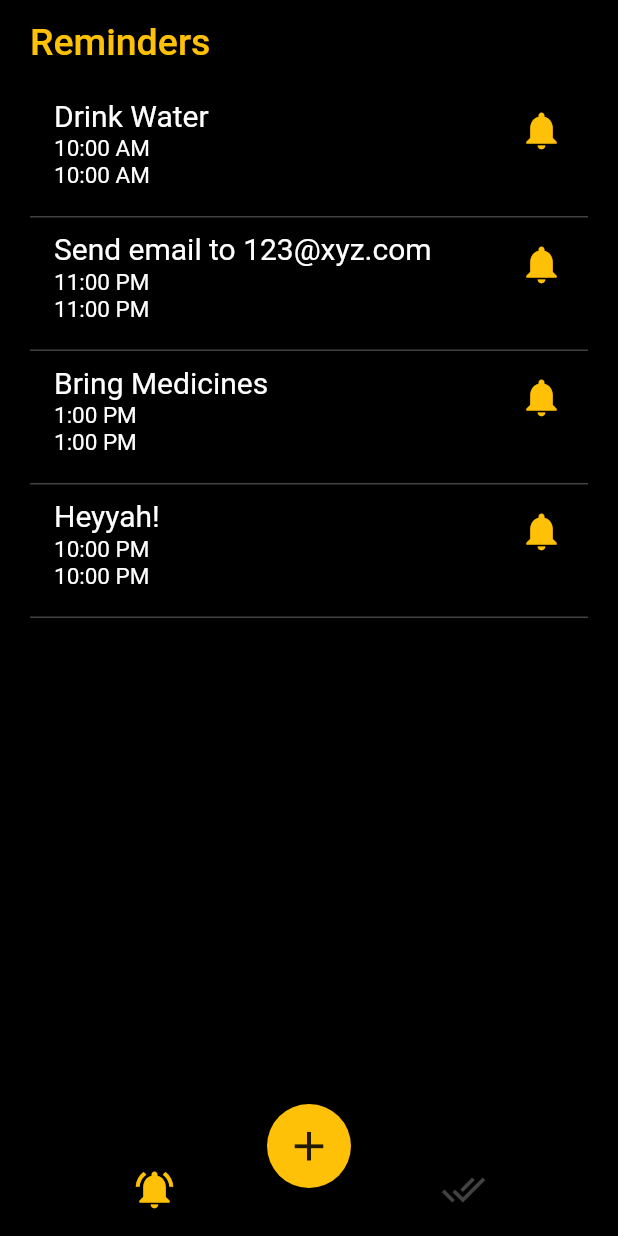
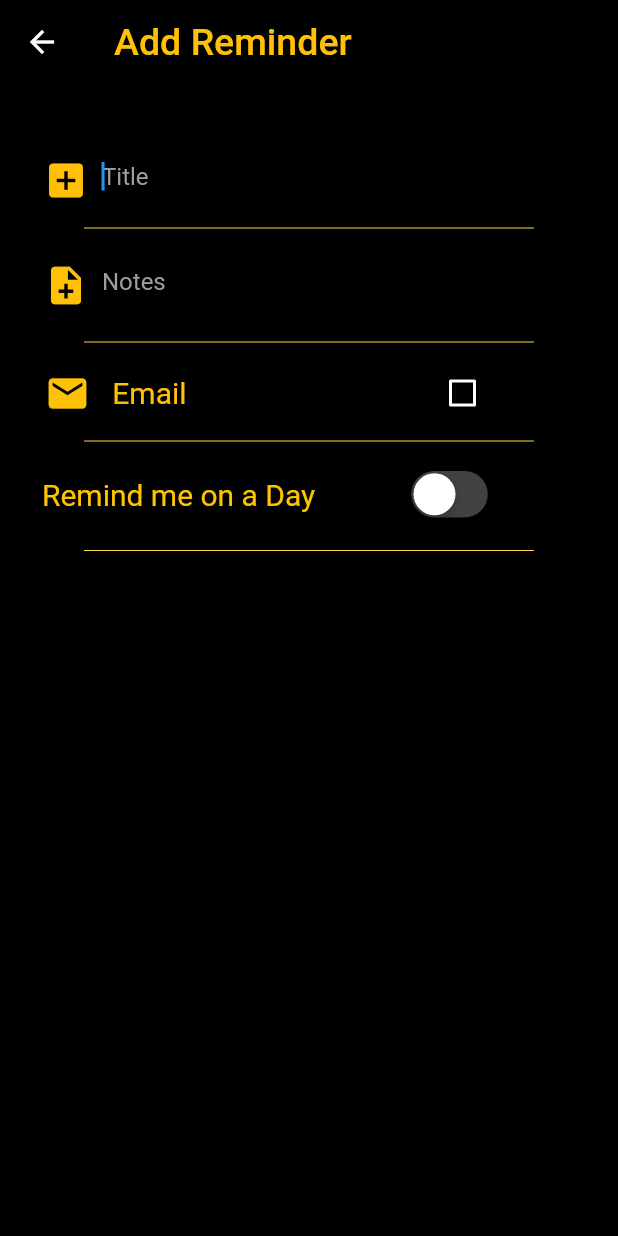
Before and after one commit to bx0709/reminder_app, a Flutter app: the screen it shows after launch, after a tap on the "add" icon, on a phone screen of 412 x 824 dp. Run offline on Flutter 3.47's test engine with Material 2 defaults, Android fonts, the phone set to English and light mode, and no system bars.

Commit message:
pages binded and made scrollable add page

```diff
--- /dev/null
+++ b/lib/Pages/Add_Reminder.dart
@@ -0,0 +1,413 @@
+import 'dart:io';
+// import 'dart:js';
+// import 'package:camera/camera.dart';
+import 'package:flutter/material.dart';
+import 'package:flutter/widgets.dart';
+import 'package:flutter/cupertino.dart';
+import '../Functionality/conditional_builder.dart';
+import '../main.dart';
+
+// List<CameraDescription> cameras;
+
+enum repeat_list { Daily, Weekly, Monthly, Yearly }
+
+class Add_Reminder extends StatefulWidget {
+  @override
+  _Add_ReminderState createState() => _Add_ReminderState();
+}
+
+class _Add_ReminderState extends State<Add_Reminder> {
+  //all variables used are defined here
+  String title = '';
+  String notes = '';
+  bool repeat_on = false;
+  bool isSwitched = false;
+  bool isTime = false;
+  DateTime _dateTime = DateTime.now();
+  DateTime time = null;
+  bool email = false;
+  String repeat = '';
+  // DateTime now = new DateTime.now();
+  DateTime date = DateTime.now().subtract(Duration(days: 1));
+  @override
+  Widget build(BuildContext context) {
+    return Scaffold(
+      resizeToAvoidBottomInset: false,
+      backgroundColor: Colors.black,
+      //AppBar
+      appBar: AppBar(
+        backgroundColor: Colors.black,
+        title: Text(
+          'Add Reminder',
+          style: TextStyle(
+            fontSize: 25,
+            color: Colors.amber,
+          ),
+        ),
+        titleSpacing: 20,
+      ),
+      body: ListView(
+        children: [
+          Container(
+            child: Column(
+              children: <Widget>[
+                SizedBox(
+                  height: 20.0,
+                ),
+                //First Text Field to input title
+                Padding(
+                  padding: const EdgeInsets.fromLTRB(12.0, 12.0, 12.0, 0.0),
+                  child: Card(
+                    margin: EdgeInsets.fromLTRB(8.0, 8.0, 8.0, 0.0),
+                    color: Colors.transparent,
+                    child: TextField(
+                      style: TextStyle(color: Colors.white),
+                      textCapitalization: TextCapitalization.sentences,
+                      autofocus: true,
+                      maxLines: 2,
+                      minLines: 1,
+                      enableInteractiveSelection: true,
+                      enableSuggestions: true,
+                      decoration: InputDecoration(
+                        prefixIcon: Icon(
+                          Icons.add_box,
+                          color: Colors.amber,
+                          size: 30.0,
+                        ),
+                        hintText: 'Title',
+                        hintStyle: TextStyle(color: Colors.grey),
+                        border: InputBorder.none,
+                        focusColor: Colors.amber,
+                      ),
+                      onChanged: (String str) {
+                        setState(() {
+                          title = str;
+                        });
+                      },
+                    ),
+                  ),
+                ),
+                SizedBox(
+                  width: 300.0,
+                  child: Divider(
+                    color: Colors.amberAccent,
+                  ),
+                ),
+                //Second text field to input notes
+                Padding(
+                  padding: const EdgeInsets.fromLTRB(12.0, 4.0, 12.0, 4.0),
+                  child: Card(
+                    margin: EdgeInsets.fromLTRB(8.0, 2.0, 8.0, 2.0),
+                    color: Colors.transparent,
+                    child: TextField(
+                      style: TextStyle(color: Colors.white),
+                      textCapitalization: TextCapitalization.sentences,
+                      keyboardType: TextInputType.multiline,
+                      maxLines: 3,
+                      minLines: 1,
+                      autofocus: true,
+                      enableInteractiveSelection: true,
+                      enableSuggestions: true,
+                      decoration: InputDecoration(
+                        prefixIcon: Icon(
+                          Icons.note_add,
+                          color: Colors.amber,
+                          size: 30.0,
+                        ),
+                        hintText: 'Notes',
+                        hintStyle: TextStyle(color: Colors.grey),
+                        border: InputBorder.none,
+                        focusColor: Colors.white,
+                      ),
+                      onChanged: (String str) {
+                        setState(() {
+                          notes = str;
+                        });
+                      },
+                    ),
+                  ),
+                ),
+                SizedBox(
+                  width: 300.0,
+                  child: Divider(
+                    color: Colors.amberAccent,
+                  ),
+                ),
+                Row(
+                  children: <Widget>[
+                    Container(
+                      margin: EdgeInsets.fromLTRB(8.0, 2.0, 8.0, 0.0),
+                      padding: EdgeInsets.only(left: 12.0),
+                      alignment: Alignment.topLeft,
+                      child: Row(
+                        children: <Widget>[
+                          Padding(
+                            padding: const EdgeInsets.only(left: 10.0),
+                            child: Icon(
+                              Icons.email,
+                              color: Colors.amber,
+                              size: 30.0,
+                            ),
+                          ),
+                          Text(
+                            '   Email',
+                            style: TextStyle(
+                              color: Colors.amber,
+                              fontSize: 20.0,
+                            ),
+                          ),
+                          Container(
+                            margin: EdgeInsets.only(left: 160),
+                            color: Colors.transparent,
+                            child: Theme(
+                              data: Theme.of(context).copyWith(
+                                unselectedWidgetColor: Colors.white,
+                              ),
+                              child: Checkbox(
+                                value: email,
+                                activeColor: Colors.amber,
+                                onChanged: (bool value) {
+                                  setState(() {
+                                    email = value;
+                                  });
+                                  // print(email);
+                                },
+                              ),
+                            ),
+                          ),
+                        ],
+                      ),
+                    ),
+                  ],
+                ),
+                SizedBox(
+                  width: 300.0,
+                  child: Divider(
+                    color: Colors.amberAccent,
+                  ),
+                ),
+                //following container contains the Remind me on a day function
+                Container(
+                  margin: EdgeInsets.fromLTRB(8.0, 8.0, 8.0, 10.0),
+                  padding: EdgeInsets.only(left: 20.0),
+                  alignment: Alignment.topLeft,
+                  child: Row(
+                    children: <Widget>[
+                      Text(
+                        'Remind me on a Day',
+                        style: TextStyle(
+                          fontSize: 20.0,
+                          color: Colors.amberAccent.shade400,
+                        ),
+                      ),
+                      Container(
+                        padding: EdgeInsets.only(left: 60),
+                        child: CupertinoSwitch(
+                          value: isSwitched,
+                          // inactiveThumbColor: Colors.white,
+                          // inactiveTrackColor: Colors.grey.shade300,
+                          onChanged: (value) {
+                            setState(() {
+                              isSwitched = value;
+                            });
+                          },
+                          // activeTrackColor: Colors.lightBlueAccent.shade200,
+                          trackColor: Colors.grey.shade800,
+                          activeColor: Colors.amber.shade500,
+                        ),
+                      ),
+                    ],
+                  ),
+                ),
+                SizedBox(
+                  width: 300.0,
+                  child: Divider(
+                    color: Colors.amberAccent,
+                  ),
+                ),
+                ConditionalBuilder(
+                  condition: isSwitched && isTime,
+                  builder: (context) {
+                    return Container(
+                      padding:
+                          EdgeInsets.symmetric(vertical: 5.0, horizontal: 12.0),
+                      child: SizedBox(
+                        height: 170.0,
+                        width: 700.0,
+                        child: CupertinoTheme(
+                          data: CupertinoThemeData(
+                            textTheme: CupertinoTextThemeData(
+                              dateTimePickerTextStyle:
+                                  TextStyle(fontSize: 16, color: Colors.white),
+                            ),
+                          ),
+                          child: CupertinoDatePicker(
+                            backgroundColor: Colors.black,
+                            initialDateTime: _dateTime,
+                            use24hFormat: true,
+                            // mode: CupertinoDatePickerMode.time,
+                            onDateTimeChanged: (dateTime) {
+                              setState(() {
+                                _dateTime = dateTime;
+                              });
+                              // print(time);
+                            },
+                          ),
+                        ),
+                      ),
+                    );
+                  },
+                ),
+                ConditionalBuilder(
+                  condition: isSwitched && !isTime,
+                  builder: (context) {
+                    return Container(
+                      padding:
+                          EdgeInsets.symmetric(vertical: 5.0, horizontal: 12.0),
+                      // margin: EdgeInsets.all(8.0),
+                      child: SizedBox(
+                        height: 170.0,
+                        width: 700.0,
+                        child: CupertinoTheme(
+                          data: CupertinoThemeData(
+                            textTheme: CupertinoTextThemeData(
+                              dateTimePickerTextStyle:
+                                  TextStyle(fontSize: 16, color: Colors.white),
+                            ),
+                          ),
+                          child: CupertinoDatePicker(
+                            backgroundColor: Colors.black,
+                            initialDateTime: DateTime.now(),
+                            mode: CupertinoDatePickerMode.date,
+                            onDateTimeChanged: (dateTime) {
+                              setState(() {
+                                _dateTime = dateTime;
+                                // date = dateTime;
+                              });
+                              // print(_dateTime);
+                            },
+                          ),
+                        ),
+                      ),
+                    );
+                  },
+                ),
+                ConditionalBuilder(
+                  condition: isSwitched,
+                  builder: (context) {
+                    return Container(
+                      padding:
+                          EdgeInsets.symmetric(vertical: 5.0, horizontal: 20.0),
+                      // margin: EdgeInsets.all(8.0),
+                      child: Column(
+                        children: <Widget>[
+                          SizedBox(
+                            width: 300.0,
+                            child: Divider(
+                              color: Colors.amberAccent,
+                            ),
+                          ),
+                          Row(
+                            children: <Widget>[
+                              Container(
+                                margin:
+                                    EdgeInsets.fromLTRB(8.0, 16.0, 8.0, 10.0),
+                                // padding: EdgeInsets.only(left: 12.0),
+                                alignment: Alignment.topLeft,
+                                child: Text(
+                                  'Remind me on a Time',
+                                  style: TextStyle(
+                                    fontSize: 20.0,
+                                    color: Colors.amberAccent.shade400,
+                                  ),
+                                ),
+                              ),
+                              Container(
+                                padding: EdgeInsets.only(left: 40),
+                                child: CupertinoSwitch(
+                                  value: isTime,
+                                  // inactiveThumbColor: Colors.white,
+                                  // inactiveTrackColor: Colors.grey.shade300,
+                                  onChanged: (value) {
+                                    setState(() {
+                                      isTime = value;
+                                    });
+                                  },
+                                  // activeTrackColor: Colors.lightBlueAccent.shade200,
+                                  activeColor: Colors.amber.shade500,
+                                  trackColor: Colors.grey.shade800,
+                                ),
+                              ),
+                            ],
+                          ),
+                          SizedBox(
+                            width: 300.0,
+                            child: Divider(
+                              color: Colors.amberAccent,
+                            ),
+                          ),
+                          Row(
+                            children: <Widget>[
+                              Padding(
+                                padding: const EdgeInsets.only(left: 8.0),
+                                child: Icon(
+                                  Icons.repeat,
+                                  size: 30.0,
+                                  color: Colors.amber,
+                                ),
+                              ),
+                              Padding(
+                                padding: const EdgeInsets.all(8.0),
+                                child: Text(
+                                  'Repeat',
+                                  style: TextStyle(
+                                    color: Colors.amber,
+                                    fontSize: 20.0,
+                                  ),
+                                ),
+                              ),
+                              Padding(
+                                padding: EdgeInsets.only(
+                                  left: 145,
+                                ),
+                                child: IconButton(
+                                    icon: Icon(
+                                      Icons.arrow_drop_down,
+                                      color: Colors.white,
+                                      size: 30.0,
+                                    ),
+                                    onPressed: () {
+                                      print(_dateTime);
+                                    }),
+                              ),
+                            ],
+                          ),
+                        ],
+                      ),
+                    );
+                  },
+                ),
+              ],
+            ),
+          ),
+        ],
+      ),
+    );
+  }
+}
+
+//following button was added to just check
+//the working of the app
+// FlatButton(
+//   onPressed: () {
+//     print(title);
+//   },
+//   child: Text(
+//     'Save Reminder',
+//     style: TextStyle(
+//       color: Colors.white,
+//       fontSize: 20.0,
+//       fontWeight: FontWeight.bold,
+//     ),
+//   ),
+// ),
--- a/lib/Pages/Reminders.dart
+++ b/lib/Pages/Reminders.dart
@@ -1,34 +1,31 @@
 import 'package:flutter/cupertino.dart';
 import 'package:flutter/material.dart';
 import 'package:flutter/widgets.dart';
+import '../main.dart';
 
 class Reminder {
   String msg;
   String time;
   bool enabled = true;
-  Reminder(String msg,String time){
+  Reminder(String msg, String time) {
     this.msg = msg;
     this.time = time;
   }
 }
-List<Reminder> reminders = <Reminder> [Reminder('Drink Water','10:00 AM'),
+
+List<Reminder> reminders = <Reminder>[
+  Reminder('Drink Water', '10:00 AM'),
   Reminder('Send email to 123@xyz.com', '11:00 PM'),
-  Reminder('Bring Medicines','1:00 PM'),
-  Reminder('Heyyah!', '10:00 PM')];
-
-
-
-
-
+  Reminder('Bring Medicines', '1:00 PM'),
+  Reminder('Heyyah!', '10:00 PM')
+];
 
 class Reminders extends StatefulWidget {
-
   @override
   _ReminderAppState createState() => _ReminderAppState();
 }
 
 class _ReminderAppState extends State<Reminders> {
-
   int _selectedIndex = 0;
 
   void _onItemTapped(int index) {
@@ -39,17 +36,15 @@ class _ReminderAppState extends State<Reminders> {
 
   @override
   Widget build(BuildContext context) {
-
-    List<Widget> body = <Widget> [
+    List<Widget> body = <Widget>[
       ListView.builder(
         padding: EdgeInsets.fromLTRB(20, 0, 20, 0),
         itemCount: reminders.length,
         itemBuilder: (context, index) {
           return Container(
-            decoration: BoxDecoration( //                    <-- BoxDecoration
-              border: Border(bottom: BorderSide(
-                  color: Colors.grey[800]
-              )),
+            decoration: BoxDecoration(
+              //                    <-- BoxDecoration
+              border: Border(bottom: BorderSide(color: Colors.grey[800])),
             ),
             child: Dismissible(
               direction: DismissDirection.horizontal,
@@ -65,8 +60,7 @@ class _ReminderAppState extends State<Reminders> {
                         color: Colors.red,
                       ),
                     ],
-                  )
-              ),
+                  )),
               secondaryBackground: Container(
                   color: Colors.grey[900],
                   child: Row(
@@ -79,43 +73,35 @@ class _ReminderAppState extends State<Reminders> {
                       ),
                       SizedBox(width: 20),
                     ],
-                  )
-              ),
+                  )),
               key: UniqueKey(),
               onDismissed: (direction) {
                 if (direction == DismissDirection.startToEnd) {
                   setState(() {
                     reminders.removeAt(index);
                   });
-                  Scaffold
-                      .of(context)
-                      .showSnackBar(
+                  Scaffold.of(context).showSnackBar(
                       SnackBar(content: Text("Reminder deleted")));
                 } else {
                   setState(() {
                     //reminder shifted from active to completed
-                    Scaffold
-                        .of(context)
-                        .showSnackBar(SnackBar(content: Text(
-                        "Reminder shifted to completed")));
+                    Scaffold.of(context).showSnackBar(SnackBar(
+                        content: Text("Reminder shifted to completed")));
                   });
                 }
               },
               child: ListTile(
-                title: Text(
-                    reminders[index].msg,
+                title: Text(reminders[index].msg,
                     style: TextStyle(
                       fontSize: 20,
                       color: Colors.white,
-                    )
-                ),
-                subtitle: Text(
-                    "${reminders[index].time} \n${reminders[index].time}",
+                    )),
+                subtitle:
+                    Text("${reminders[index].time} \n${reminders[index].time}",
                         style: TextStyle(
                           fontSize: 15,
                           color: Colors.white,
-                    )
-                ),
+                        )),
                 //dense: true,
                 isThreeLine: true,
 
@@ -134,10 +120,9 @@ class _ReminderAppState extends State<Reminders> {
         itemCount: reminders.length,
         itemBuilder: (context, index) {
           return Container(
-            decoration: BoxDecoration( //                    <-- BoxDecoration
-              border: Border(bottom: BorderSide(
-                  color: Colors.grey[800]
-              )),
+            decoration: BoxDecoration(
+              //                    <-- BoxDecoration
+              border: Border(bottom: BorderSide(color: Colors.grey[800])),
             ),
             child: Dismissible(
               direction: DismissDirection.startToEnd,
@@ -153,34 +138,27 @@ class _ReminderAppState extends State<Reminders> {
                         color: Colors.red,
                       ),
                     ],
-                  )
-              ),
+                  )),
               key: UniqueKey(),
               onDismissed: (direction) {
                 setState(() {
                   reminders.removeAt(index);
                 });
-                  Scaffold
-                      .of(context)
-                      .showSnackBar(
-                      SnackBar(content: Text("Reminder deleted")));
+                Scaffold.of(context)
+                    .showSnackBar(SnackBar(content: Text("Reminder deleted")));
               },
-
               child: ListTile(
-                title: Text(
-                    reminders[index].msg,
+                title: Text(reminders[index].msg,
                     style: TextStyle(
                       fontSize: 20,
                       color: Colors.white,
-                    )
-                ),
-                subtitle: Text(
-                    "${reminders[index].time} \n${reminders[index].time}",
+                    )),
+                subtitle:
+                    Text("${reminders[index].time} \n${reminders[index].time}",
                         style: TextStyle(
                           fontSize: 15,
                           color: Colors.white,
-                    )
-                ),
+                        )),
                 //dense: true,
                 isThreeLine: true,
 
@@ -197,7 +175,6 @@ class _ReminderAppState extends State<Reminders> {
     ];
 
     return Scaffold(
-
       backgroundColor: Colors.black,
       appBar: AppBar(
         backgroundColor: Colors.black,
@@ -216,13 +193,8 @@ class _ReminderAppState extends State<Reminders> {
       bottomNavigationBar: BottomNavigationBar(
         items: const <BottomNavigationBarItem>[
           BottomNavigationBarItem(
-            icon: Icon(Icons.notifications_active),
-            title: Text('')
-          ),
-          BottomNavigationBarItem(
-            icon: Icon(Icons.done_all),
-            title: Text('')
-          )
+              icon: Icon(Icons.notifications_active), title: Text('')),
+          BottomNavigationBarItem(icon: Icon(Icons.done_all), title: Text(''))
         ],
         currentIndex: _selectedIndex,
         selectedItemColor: Colors.amber,
@@ -237,16 +209,17 @@ class _ReminderAppState extends State<Reminders> {
       floatingActionButtonLocation: FloatingActionButtonLocation.centerDocked,
       //body:
       floatingActionButton: FloatingActionButton(
-          onPressed: (){},
+        onPressed: () {
+          Navigator.pushNamed(context, '/add_reminder');
+          ;
+        },
         backgroundColor: Colors.amber,
         child: Icon(
           Icons.add,
           size: 33,
           color: Colors.black87,
         ),
-
       ),
     );
-
   }
 }
--- a/lib/main.dart
+++ b/lib/main.dart
@@ -1,10 +1,15 @@
+// import 'dart:js';
+
 import 'package:flutter/material.dart';
 import 'package:flutter/widgets.dart';
 import 'Pages/Reminders.dart';
+import 'Pages/Add_Reminder.dart';
 
-void main() {runApp(MaterialApp(
-  routes: {
-    '/': (context) => Reminders(),
-  },
-));
+void main() {
+  runApp(MaterialApp(
+    routes: {
+      '/': (context) => Reminders(),
+      '/add_reminder': (context) => Add_Reminder(),
+    },
+  ));
 }
```
Also changed, not shown: lib/Functionality/conditional_builder.dart (added, +61 -0 lines). Lines whose indentation alone changed are shown as unchanged.
